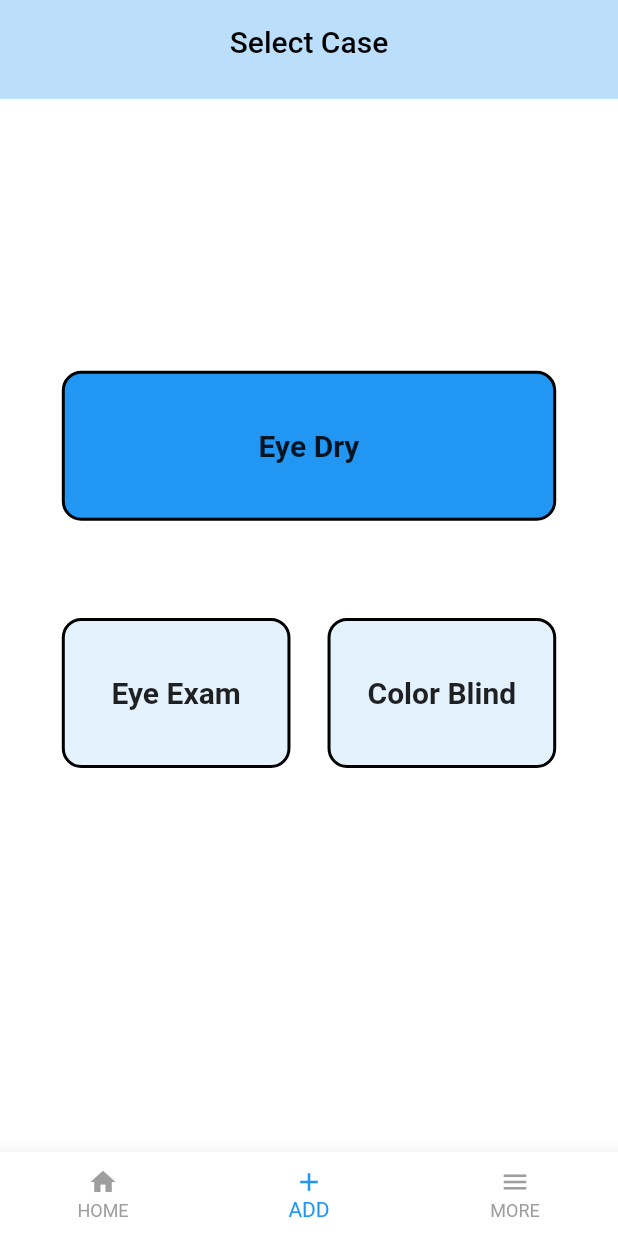
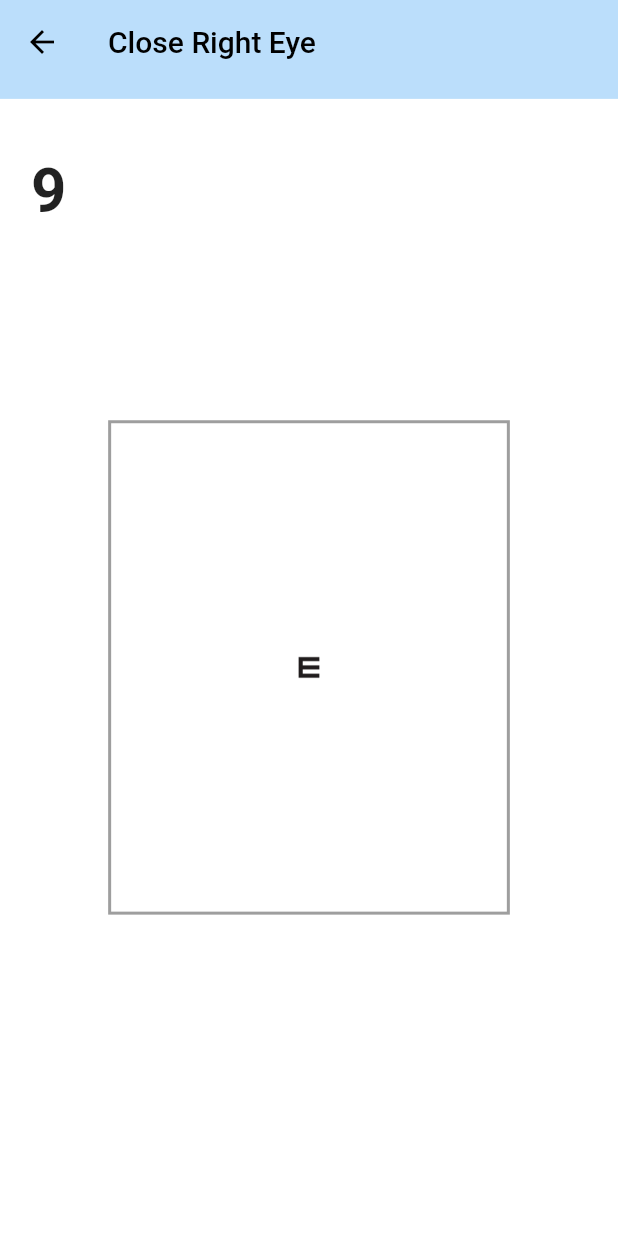
Before and after one commit to friyay93/eye-examination, a Flutter app: the EyeExam screen opened by its route, after a tap on an icon or button, on a phone screen of 412 x 824 dp. Run offline on Flutter 3.47's test engine with Material 2 defaults, Android fonts, the phone set to English and light mode, and no system bars; our stand-ins replace animated_splash_screen, camera, cloud_firestore, firebase_auth, firebase_core, fluttertoast and 1 more; accounts and stored records are empty.

Commit message:
update eye exam and eye dry

```diff
--- a/lib/bottom_bar.dart
+++ b/lib/bottom_bar.dart
@@ -9,7 +9,7 @@ class BottomBarSelect extends StatefulWidget {
 }
 
 class _BottomBarSelectState extends State<BottomBarSelect> {
-  int _selectedIndex = 1;
+  int _selectedIndex = 0;
   final List<Widget> _widgetSelect = [HomeScreen(), AddCaseScreen(), About()];
 
   void _onItemTap(int index) {
--- a/lib/color_blind_test.dart
+++ b/lib/color_blind_test.dart
@@ -79,6 +79,7 @@ visit a doctor for further examination."""),
         ModalRoute.of(context)!.settings.arguments as Map<String, String?>;
     final _textname = routeArgs['_text'];
     print(_textname);
+
     if (alert) {
       Future.delayed(const Duration(seconds: 0), () => showAlert(context));
       alert = false;
--- a/lib/dry_blink_test.dart
+++ b/lib/dry_blink_test.dart
@@ -15,7 +15,6 @@ class _DryBlinkTestState extends State<DryBlinkTest>
   final resolutionPresets = ResolutionPreset.values;
   ResolutionPreset currentResolutionPreset = ResolutionPreset.high;
   // FlashMode? _currentFlashMode;
-  bool _flash = false;
   int timeCount = 0;
 
   void didChangeAppLifecycleState(AppLifecycleState state) {
--- a/lib/eye_exam.dart
+++ b/lib/eye_exam.dart
@@ -1,9 +1,14 @@
+import 'package:eye_examination/dummy.dart';
 import 'package:flutter/material.dart';
 
 import 'color_blind_result.dart';
 
 class EyeExam extends StatelessWidget {
-  const EyeExam({Key? key}) : super(key: key);
+   EyeExam({Key? key}) : super(key: key);
+    static const routeSymbolW = "/symbolw";
+
+
+
 
   Widget _bodyWidget(BuildContext ctx) {
     Size size = MediaQuery.of(ctx).size;
@@ -13,18 +18,15 @@ class EyeExam extends StatelessWidget {
           top: size.height * 0.4 - (size.height * 0.08) - (size.height * 0.12),
           left: size.width * 0.15,
           child: InkWell(
-            onTap: () => Navigator.pushNamed(ctx, ColorBlindResult.routeName),
+            onTap: () => Navigator.pushNamed(ctx, EyeExam.routeSymbolW),
             highlightColor: Colors.grey.shade300,
             child: Column(
               children: [
                 SizedBox(
                   width: size.width * 0.2,
                   height: size.height * 0.12,
-                  child: RotatedBox(
-                    quarterTurns: 2,
-                    child: Image.asset(
-                      "assets/images/symbol_e.png",
-                    ),
+                  child: Image.asset(
+                    "assets/images/symbol_e.png",
                   ),
                 ),
                 const SizedBox(
--- /dev/null
+++ b/lib/symbol_e.dart
@@ -0,0 +1,90 @@
+import 'dart:async';
+
+import 'package:eye_examination/symbol_e_ans.dart';
+import 'package:flutter/material.dart';
+
+class SymbolE extends StatefulWidget {
+  @override
+  State<SymbolE> createState() => _SymbolEState();
+}
+
+class _SymbolEState extends State<SymbolE> {
+  Future? _timer;
+  int countDown = 10;
+  _timerCountDown() async {
+// int timer;
+    for (countDown; countDown > 0; countDown--) {
+      await Future.delayed(const Duration(seconds: 1));
+      print(countDown);
+      if (mounted) {
+        setState(() {});
+      }
+    }
+  }
+
+  Widget _symbolEWidget(BuildContext ctx) {
+    Size size = MediaQuery.of(ctx).size;
+    return countDown != 0
+        ? Stack(children: [
+            Positioned(
+              left: size.width * 0.05,
+              top: size.height * 0.045,
+              child: InkWell(
+                  onTap: _timerCountDown,
+                  child: Text(
+                    countDown.toString(),
+                    style: TextStyle(
+                        fontSize: size.width * 0.1,
+                        fontWeight: FontWeight.bold),
+                  )),
+            ),
+            Center(
+              child: Container(
+                  width: size.width * 0.65,
+                  height: size.height * 0.4,
+                  decoration: BoxDecoration(
+                      border: Border.all(width: 2, color: Colors.grey)),
+                  child: Column(
+                    mainAxisAlignment: MainAxisAlignment.center,
+                    children: [
+                      Container(
+                        width: size.width * 0.04,
+                        height: size.height * 0.04,
+                        // color: Colors.red,
+                        child: RotatedBox(
+                          child: Image.asset("assets/images/symbol_e.png"),
+                          quarterTurns: 4,
+                        ),
+                      ),
+                    ],
+                  )),
+            ),
+          ])
+        : SymbolEAnswer();
+  }
+
+  void initState() {
+    print("start");
+    _timerCountDown();
+  }
+
+  @override
+  Widget build(BuildContext context) {
+    return Scaffold(
+      appBar: PreferredSize(
+        preferredSize:
+            Size.fromHeight(MediaQuery.of(context).size.height * 0.08),
+        child: AppBar(
+          iconTheme: const IconThemeData(color: Colors.black),
+          elevation: 0,
+          backgroundColor: Colors.blue.shade100,
+          title: const Text(
+            "Close Right Eye",
+            style: TextStyle(color: Colors.black),
+          ),
+        ),
+      ),
+      body: _symbolEWidget(context),
+    );
+  }
+}
```
Also changed, not shown: lib/color_blind_result.dart (+51 -51 lines), lib/dummy.dart (added, +26 -0 lines), lib/dummy2.dart (added, +25 -0 lines), lib/eye_dry.dart (+48 -9 lines), lib/google_signin_provider.dart (+16 -3 lines), lib/main.dart (+12 -2 lines), lib/symbol_e_ans.dart (added, +79 -0 lines).
